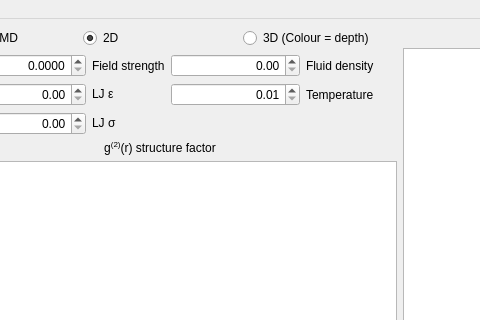
Above: GUI-resources/mainwindow.ui from CTCMS-UQ/QtNEMD before the change; both pictures show x 567 to 1047 and y 0 to 320 of the 1454 by 727 pixel window. Below: the same form after it.
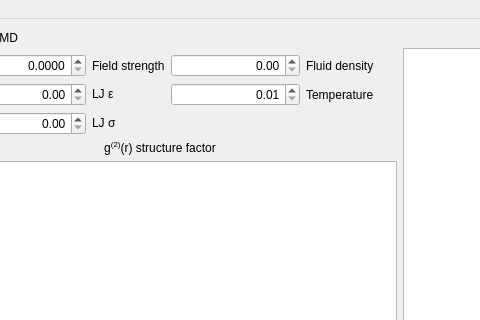
That is the form after the change. Custom widgets are drawn as their Qt base class.

Commit message: UI changes and remove 2D option for LAMMPS

```diff
--- a/GUI-resources/mainwindow.ui
+++ b/GUI-resources/mainwindow.ui
@@ -90,29 +90,6 @@
           </property>
          </widget>
         </item>
-        <item>
-         <widget class="QRadioButton" name="twod_button">
-          <property name="text">
-           <string>2D</string>
-          </property>
-          <property name="checked">
-           <bool>true</bool>
-          </property>
-          <attribute name="buttonGroup">
-           <string notr="true">dimensionButtonGroup</string>
-          </attribute>
-         </widget>
-        </item>
-        <item>
-         <widget class="QRadioButton" name="threed_button">
-          <property name="text">
-           <string>3D (Colour = depth)</string>
-          </property>
-          <attribute name="buttonGroup">
-           <string notr="true">dimensionButtonGroup</string>
-          </attribute>
-         </widget>
-        </item>
        </layout>
       </item>
       <item>
```
The commit also changes 4 other files.
